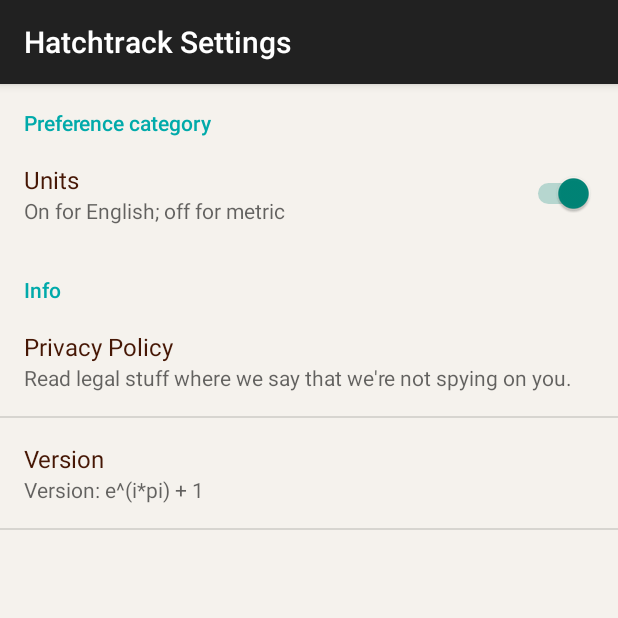
After one commit to manfangllc/hatchtrack-android, an Android app: the SettingsActivity screen opened directly, with no data from a screen before it, on a phone screen of 412 x 824 dp, the top half of it. The commit adds this screen. Run offline under Robolectric (Android 15) with nearby library versions, the phone set to English and light mode, and no system bars.

Commit message:
first preferences

```diff
--- a/app/src/main/java/com/hatchtrack/app/FeedbackFragment.java
+++ b/app/src/main/java/com/hatchtrack/app/FeedbackFragment.java
@@ -4,7 +4,6 @@ import android.content.Context;
 import android.content.Intent;
 import android.net.Uri;
 import android.os.Bundle;
-import android.support.annotation.NonNull;
 import android.support.annotation.Nullable;
 import android.support.design.widget.AppBarLayout;
 import android.support.design.widget.CollapsingToolbarLayout;
--- a/app/src/main/java/com/hatchtrack/app/Globals.java
+++ b/app/src/main/java/com/hatchtrack/app/Globals.java
@@ -3,6 +3,8 @@ package com.hatchtrack.app;
 class Globals {
 
     private Globals(){}
+
+    static final boolean DEBUG     = true;
 
     // IDs for CursorLoaders
     // in HatchListFragment
--- a/app/src/main/java/com/hatchtrack/app/MainActivity.java
+++ b/app/src/main/java/com/hatchtrack/app/MainActivity.java
@@ -1,6 +1,7 @@
 package com.hatchtrack.app;
 
 import android.content.ContentValues;
+import android.content.Intent;
 import android.net.Uri;
 import android.os.Bundle;
 import android.support.design.widget.AppBarLayout;
@@ -320,6 +321,9 @@ public class MainActivity
                     .replace(R.id.fragContainer, this.feedbackFrag)
                     .commit();
             this.currentFragment = this.feedbackFrag;
+        } else if (id == R.id.navSettings) {
+            this.startActivity(new Intent(this, SettingsActivity.class));
+
 //        } else if (id == R.id.navPrivacy) {
 //            if(this.webFrag == null){
 //                this.webFrag = WebFragment.newInstance();
--- /dev/null
+++ b/app/src/main/java/com/hatchtrack/app/SettingsActivity.java
@@ -0,0 +1,35 @@
+package com.hatchtrack.app;
+
+
+import android.os.Bundle;
+import android.support.v7.app.AppCompatActivity;
+import android.util.Log;
+
+public class SettingsActivity extends AppCompatActivity {
+
+    private static final String TAG = SettingsActivity.class.getSimpleName();
+
+    @Override
+    protected void onCreate(Bundle savedInstanceState) {
+        super.onCreate(savedInstanceState);
+        if(Globals.DEBUG) {
+            Log.d(TAG, "onCreate()");
+        }
+        // Display the fragment as the main content.
+        SettingsFrag settingsFrag = new SettingsFrag();
+        getFragmentManager().beginTransaction()
+                .replace(android.R.id.content, settingsFrag)
+                .commit();
+    }
+
+    @Override
+    protected void onResume() {
+        super.onResume();
+    }
+
+    @Override
+    protected void onPause() {
+        super.onPause();
+    }
+
+}
--- /dev/null
+++ b/app/src/main/java/com/hatchtrack/app/SettingsFrag.java
@@ -0,0 +1,30 @@
+package com.hatchtrack.app;
+
+import android.content.SharedPreferences;
+import android.os.Bundle;
+import android.preference.PreferenceFragment;
+import android.preference.PreferenceManager;
+import android.util.Log;
+
+public class SettingsFrag extends PreferenceFragment implements SharedPreferences.OnSharedPreferenceChangeListener {
+    private static final String TAG = SettingsFrag.class.getSimpleName();
+
+    @Override
+    public void onCreate(Bundle savedInstanceState) {
+        super.onCreate(savedInstanceState);
+        if(Globals.DEBUG) {
+            Log.d(TAG, "onCreate()");
+        }
+        // Load the preferences
+        addPreferencesFromResource(R.xml.frag_settings);
+        SharedPreferences prefs = PreferenceManager.getDefaultSharedPreferences(this.getActivity().getApplicationContext());
+        prefs.registerOnSharedPreferenceChangeListener(this);
+    }
+
+    @Override
+    public void onSharedPreferenceChanged(SharedPreferences prefs, String key) {
+        if(Globals.DEBUG) {
+            Log.v(TAG, "onSharedPreferenceChanged()");
+        }
+    }
+}
--- a/app/src/main/res/values/strings.xml
+++ b/app/src/main/res/values/strings.xml
@@ -31,7 +31,7 @@
 
     <string name="cat_info">Info</string>
     <string name="pref_privacy_title">Privacy Policy</string>
-    <string name="pref_privacy_summary" translatable="false">http://www.emirac.net/lifx/chromania_privacy_policy.html</string>
+    <string name="pref_privacy_summary">Read legal stuff where we say that we\'re not spying on you.</string>
 
     <string name="title_hatches">Hatches</string>
     <string name="title_createhatch">Create Hatch</string>
--- a/app/src/main/res/values/styles.xml
+++ b/app/src/main/res/values/styles.xml
@@ -58,4 +58,18 @@
 
     <style name="AppTheme.PopupOverlay" parent="ThemeOverlay.AppCompat.Light" />
 
+    <style name="AppThemeSettings" parent="AppTheme">
+        <!-- Customize your theme here. -->
+        <item name="android:colorAccent">@color/colorAccent</item>
+        <item name="android:windowTranslucentStatus">false</item>
+        <item name="android:alertDialogTheme">@style/DialogAnimation</item><!-- this changes title background -->
+        <item name="android:textColor">@color/textColorPrimary</item>
+        <!--
+        <item name="android:textColorSecondary">@color/darkLight</item>
+        <item name="android:navigationBarColor">@color/veryDark</item>
+        <item name="android:activatedBackgroundIndicator">@drawable/button_press_drawable</item>
+        -->
+        <!--        <item name="android:activatedBackgroundIndicator">@drawable/rainbow_selector</item> -->
+    </style>
+
 </resources>
--- a/app/src/main/res/xml/frag_settings.xml
+++ b/app/src/main/res/xml/frag_settings.xml
@@ -3,6 +3,11 @@
 
     <PreferenceCategory android:title="Preference category">
 
+        <SwitchPreference
+            android:defaultValue="true"
+            android:key="switch_preference_1"
+            android:summary="On for English; off for metric"
+            android:title="Units" />
     </PreferenceCategory>
 
     <PreferenceCategory android:title="@string/cat_info">
@@ -14,5 +19,10 @@
                 android:action="android.intent.action.VIEW"
                 android:data="http://www.emirac.net/lifx/chromania_privacy_policy.html" />
         </Preference>
+        <Preference
+            android:key="versionKey"
+            android:summary="Version: e^(i*pi) + 1"
+            android:title="Version">
+        </Preference>
     </PreferenceCategory>
 </PreferenceScreen>
```
Also changed, not shown: app/src/main/AndroidManifest.xml (+11 -0 lines).
